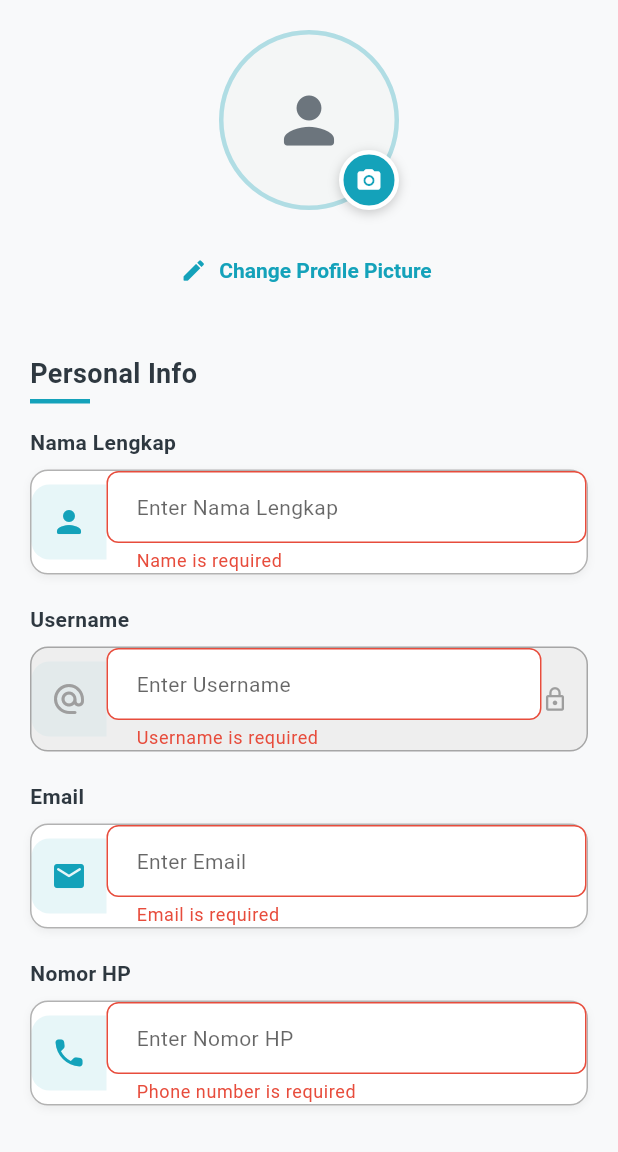
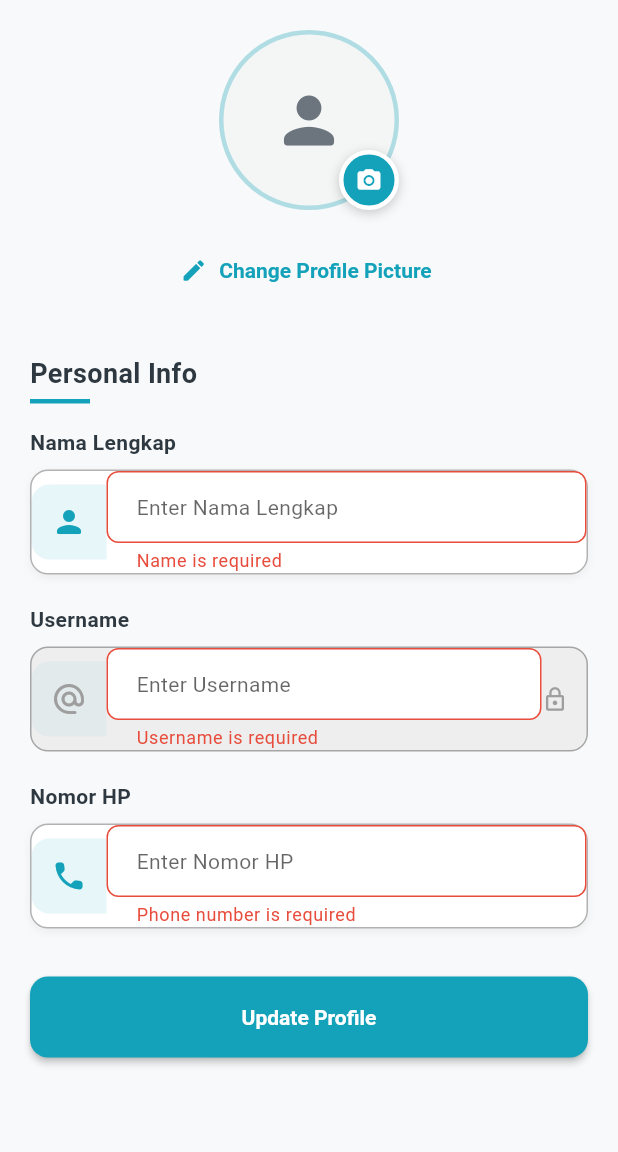
Before and after one commit to rafli4514/absensi-magang, a Flutter app: the EditProfileScreen screen opened by its route, after a tap on "Update Profile", on a phone screen of 412 x 824 dp, the part 84-1236 px from its top. Run offline on Flutter 3.47's test engine with Material 3 defaults, Android fonts, the phone set to English and light mode, and no system bars; our stand-ins replace dio, fl_chart, geolocator, image_picker, package_info_plus, permission_handler and 1 more; missing offline and left inert: mobile_scanner; accounts and stored records are empty; statements that could not run were skipped.

Commit message:
fix: form view profile and fix input profile

```diff
--- a/mobile/lib/models/user.dart
+++ b/mobile/lib/models/user.dart
@@ -59,7 +59,8 @@ class User {
       role: (json['role']?.toLowerCase() ?? ''),
       divisi: json['divisi'] ?? pesertaMagang?['divisi'],
       instansi: json['instansi'] ?? pesertaMagang?['instansi'],
-      nomorHp: json['nomorHp'] ?? json['phoneNumber'],
+      nomorHp:
+          json['nomorHp'] ?? pesertaMagang?['nomorHp'] ?? json['phoneNumber'],
       tanggalMulai: json['tanggalMulai'] ?? pesertaMagang?['tanggalMulai'],
       tanggalSelesai:
           json['tanggalSelesai'] ?? pesertaMagang?['tanggalSelesai'],
--- a/mobile/lib/providers/auth_provider.dart
+++ b/mobile/lib/providers/auth_provider.dart
@@ -159,6 +159,8 @@ class AuthProvider with ChangeNotifier {
       final response = await AuthService.login(username, password);
       if (response.success && response.data != null) {
         await _handleAuthSuccess(response.data!);
+        // Ambil profil lengkap (termasuk pesertaMagang) setelah login
+        await refreshProfile();
         return true;
       } else {
         _error = response.message;
@@ -226,6 +228,8 @@ class AuthProvider with ChangeNotifier {
       }
       if (response.success && response.data != null) {
         await _handleAuthSuccess(response.data!);
+        // Ambil profil lengkap setelah register
+        await refreshProfile();
         return true;
       } else {
         _error = response.message;
--- a/mobile/lib/screens/profile/edit_profile_screen.dart
+++ b/mobile/lib/screens/profile/edit_profile_screen.dart
@@ -26,7 +26,6 @@ class _EditProfileScreenState extends State<EditProfileScreen> {
   // Controllers
   final _nameController = TextEditingController();
   final _usernameController = TextEditingController();
-  final _emailController = TextEditingController();
   final _divisiController = TextEditingController();
   final _instansiController = TextEditingController();
   final _nomorHpController = TextEditingController();
@@ -56,7 +55,6 @@ class _EditProfileScreenState extends State<EditProfileScreen> {
   void dispose() {
     _nameController.dispose();
     _usernameController.dispose();
-    _emailController.dispose();
     _divisiController.dispose();
     _instansiController.dispose();
     _nomorHpController.dispose();
@@ -73,7 +71,6 @@ class _EditProfileScreenState extends State<EditProfileScreen> {
       setState(() {
         _nameController.text = user.nama ?? '';
         _usernameController.text = user.username;
-        _emailController.text = user.email ?? '';
         _divisiController.text = user.divisi ?? '';
         _instansiController.text = user.instansi ?? '';
         _nomorHpController.text = user.nomorHp ?? '';
@@ -352,15 +349,6 @@ class _EditProfileScreenState extends State<EditProfileScreen> {
                 validator: Validators.validateUsername,
                 isDarkMode: isDarkMode,
                 readOnly: true,
-              ),
-              const SizedBox(height: 20),
-              _buildModernFormField(
-                controller: _emailController,
-                label: 'Email',
-                icon: Icons.email_rounded,
-                validator: Validators.validateEmail,
-                keyboardType: TextInputType.emailAddress,
-                isDarkMode: isDarkMode,
               ),
               const SizedBox(height: 20),
               _buildModernFormField(
--- a/mobile/lib/screens/profile/profile_screen.dart
+++ b/mobile/lib/screens/profile/profile_screen.dart
@@ -92,6 +92,7 @@ class ProfileScreen extends StatelessWidget {
                   endDate: endDateTime,
                   remainingDays: remainingDays,
                   displayStartDate: displayStartDate,
+                  displayEndDate: displayEndDate,
                 ),
 
                 // --- SETTINGS ---
--- a/mobile/lib/utils/validators.dart
+++ b/mobile/lib/utils/validators.dart
@@ -53,18 +53,18 @@ class Validators {
     return null;
   }
 
-  static String? validateEmail(String? value) {
-    if (value == null || value.isEmpty) {
-      return 'Email is required';
-    }
+  // static String? validateEmail(String? value) {
+  //   if (value == null || value.isEmpty) {
+  //     return 'Email is required';
+  //   }
 
-    final emailRegex = RegExp(r'^[a-zA-Z0-9.]+@[a-zA-Z0-9]+\.[a-zA-Z]+');
-    if (!emailRegex.hasMatch(value)) {
-      return 'Please enter a valid email address';
-    }
+  //   final emailRegex = RegExp(r'^[a-zA-Z0-9.]+@[a-zA-Z0-9]+\.[a-zA-Z]+');
+  //   if (!emailRegex.hasMatch(value)) {
+  //     return 'Please enter a valid email address';
+  //   }
 
-    return null;
-  }
+  //   return null;
+  // }
 
   static String? validatePhoneNumber(String? value) {
     if (value == null || value.isEmpty) {
```
Also changed, not shown: mobile/lib/services/auth_service.dart (+26 -1 lines), mobile/lib/widgets/profile_widgets.dart (+20 -15 lines), 2 other files.
